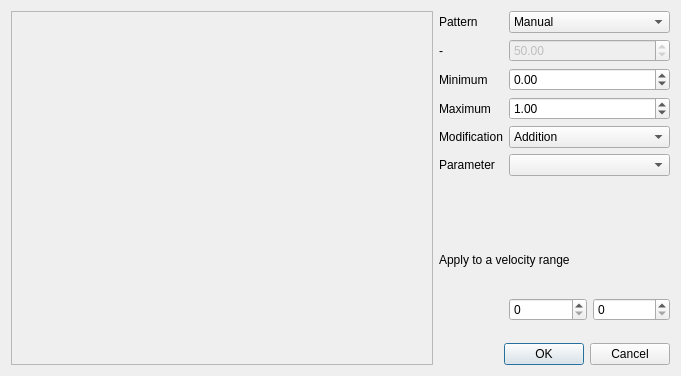
Above: sources/editor/tools/global_settings/toolglobalsettings_gui.ui from davy7125/polyphone before the change. Below: the same form after it.
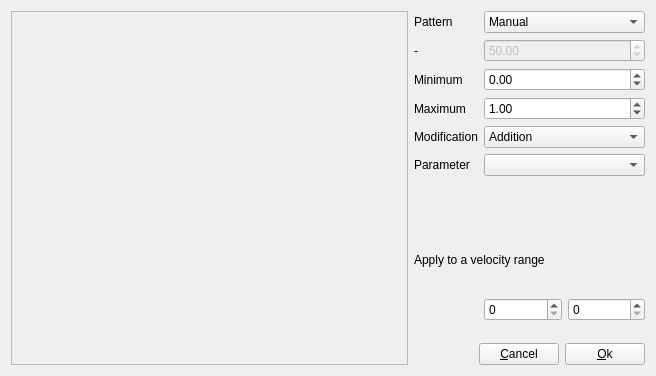
That is the form after the change. Custom widgets are drawn as their Qt base class.

Patch:
```diff
--- a/sources/editor/tools/global_settings/toolglobalsettings_gui.ui
+++ b/sources/editor/tools/global_settings/toolglobalsettings_gui.ui
@@ -6,7 +6,7 @@
    <rect>
     <x>0</x>
     <y>0</y>
-    <width>681</width>
+    <width>656</width>
     <height>376</height>
    </rect>
   </property>
@@ -14,16 +14,6 @@
    <string notr="true">Form</string>
   </property>
   <layout class="QGridLayout" name="gridLayout">
-   <item row="10" column="1" colspan="3">
-    <widget class="QDialogButtonBox" name="buttonBox">
-     <property name="orientation">
-      <enum>Qt::Horizontal</enum>
-     </property>
-     <property name="standardButtons">
-      <set>QDialogButtonBox::Cancel|QDialogButtonBox::Ok</set>
-     </property>
-    </widget>
-   </item>
    <item row="8" column="2">
     <widget class="QSpinBox" name="spinVelMin">
      <property name="maximum">
@@ -260,6 +250,37 @@
      </property>
     </widget>
    </item>
+   <item row="10" column="1" colspan="3">
+    <layout class="QHBoxLayout" name="horizontalLayout">
+     <item>
+      <spacer name="horizontalSpacer">
+       <property name="orientation">
+        <enum>Qt::Horizontal</enum>
+       </property>
+       <property name="sizeHint" stdset="0">
+        <size>
+         <width>40</width>
+         <height>20</height>
+        </size>
+       </property>
+      </spacer>
+     </item>
+     <item>
+      <widget class="QPushButton" name="pushCancel">
+       <property name="text">
+        <string>&amp;Cancel</string>
+       </property>
+      </widget>
+     </item>
+     <item>
+      <widget class="QPushButton" name="pushOk">
+       <property name="text">
+        <string>&amp;Ok</string>
+       </property>
+      </widget>
+     </item>
+    </layout>
+   </item>
   </layout>
  </widget>
  <customwidgets>
```
